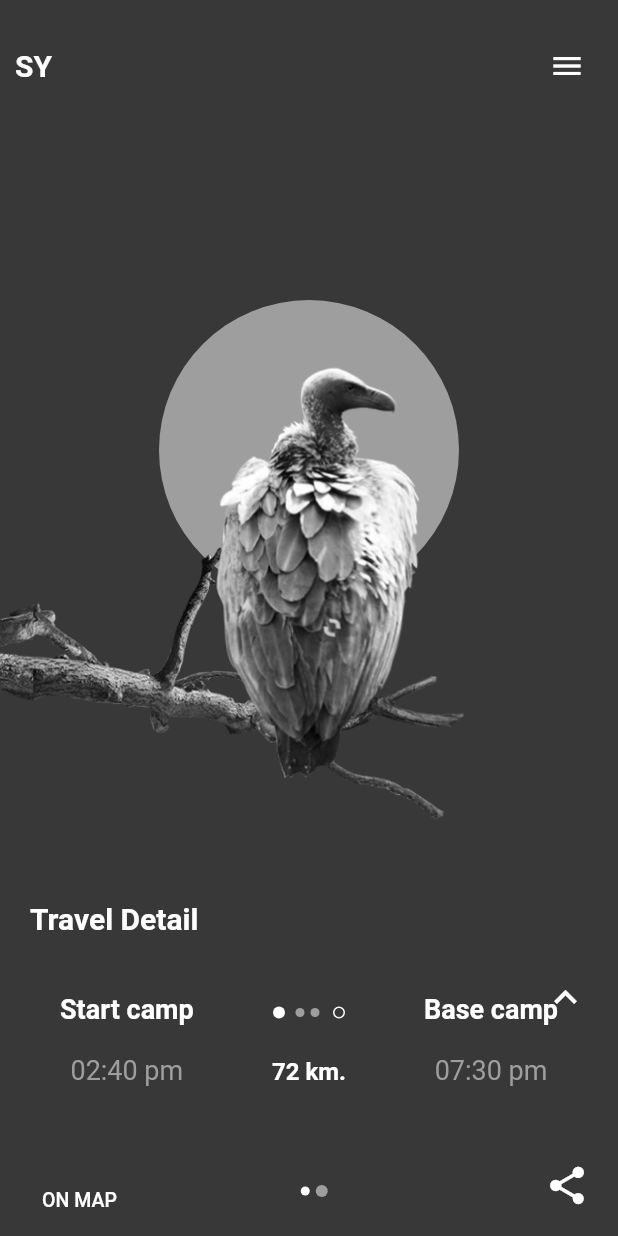
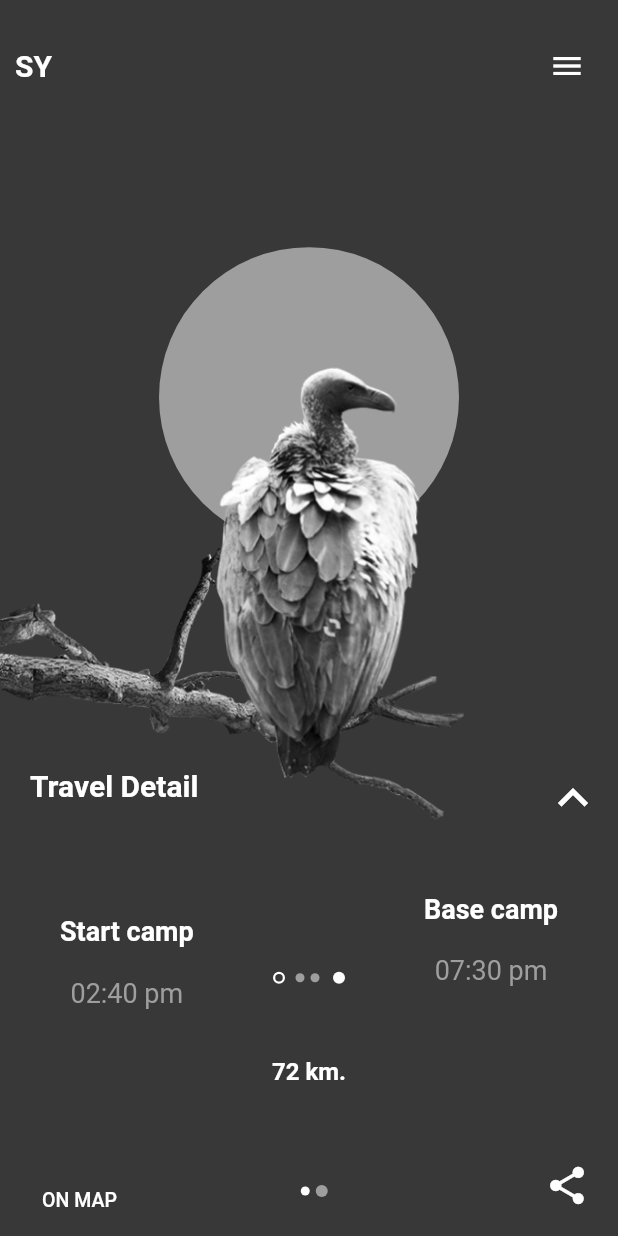
Before and after one commit to taylanyildiz/Travel-UI, a Flutter app: the screen it shows after launch, swiped to page 2, on a phone screen of 412 x 824 dp. Run offline on Flutter 3.47's test engine with Material 2 defaults, Android fonts, the light colour scheme and no system bars.

Commit message:
added vertical animation

```diff
--- a/lib/screens/home_screen.dart
+++ b/lib/screens/home_screen.dart
@@ -1,3 +1,5 @@
+import 'dart:math';
+
 import 'package:flutter/material.dart';
 import 'package:provider/provider.dart';
 
@@ -16,6 +18,9 @@ class HomeScreen extends StatefulWidget {
   _HomeScreenState createState() => _HomeScreenState();
 }
 
+double mainSquareSize(BuildContext context) =>
+    MediaQuery.of(context).size.height / 2;
+
 class _HomeScreenState extends State<HomeScreen> with TickerProviderStateMixin {
   late PageController _pageController;
 
@@ -27,7 +32,7 @@ class _HomeScreenState extends State<HomeScreen> with TickerProviderStateMixin {
     _pageController = PageController();
     _animationController = AnimationController(
       vsync: this,
-      duration: Duration(seconds: 1),
+      duration: Duration(seconds: 4),
     );
   }
 
@@ -37,23 +42,49 @@ class _HomeScreenState extends State<HomeScreen> with TickerProviderStateMixin {
     _pageController.dispose();
   }
 
-  _handleDragUpdate(detail) {}
+  double get maxHeight => mainSquareSize(context) + 32 + 24;
 
-  _handleDragEnd(detail) {}
+  void _handleDragUpdate(DragUpdateDetails details) {
+    _animationController.value -= details.primaryDelta! / maxHeight;
+  }
+
+  void _handleDragEnd(DragEndDetails details) {
+    if (_animationController.isAnimating ||
+        _animationController.status == AnimationStatus.completed) return;
+
+    final double flingVelocity =
+        details.velocity.pixelsPerSecond.dy / maxHeight;
+    if (flingVelocity < 0.0)
+      _animationController.fling(velocity: max(2.0, -flingVelocity));
+    else if (flingVelocity > 0.0)
+      _animationController.fling(velocity: min(-2.0, -flingVelocity));
+    else
+      _animationController.fling(
+          velocity: _animationController.value < 0.5 ? -2.0 : 2.0);
+  }
+
+  int currentPage = 0;
 
   @override
   Widget build(BuildContext context) {
+    bool isPage = false;
+    if (currentPage == 1) {
+      isPage = true;
+    } else {
+      isPage = false;
+    }
     return ListenableProvider.value(
       value: _animationController,
       child: Scaffold(
         body: SafeArea(
           child: GestureDetector(
-            onVerticalDragUpdate: _handleDragUpdate,
-            onVerticalDragEnd: _handleDragEnd,
+            onVerticalDragUpdate: isPage ? _handleDragUpdate : null,
+            onVerticalDragEnd: isPage ? _handleDragEnd : null,
             child: Stack(
               alignment: Alignment.centerLeft,
               children: [
                 PageView(
+                  onPageChanged: (page) => setState(() => currentPage = page),
                   controller: _pageController,
                   physics: ClampingScrollPhysics(),
                   children: [
@@ -67,11 +98,12 @@ class _HomeScreenState extends State<HomeScreen> with TickerProviderStateMixin {
                   indicatorColor: Colors.grey,
                   radius: 4.0,
                 ),
+                LeopardImage(controller: _pageController),
+                VultureImage(controller: _pageController),
                 CustomAppBar(),
                 ShareButton(),
-                LeopardImage(controller: _pageController),
-                VultureImage(controller: _pageController),
                 MoreWidget(),
+                VerticalDot(),
               ],
             ),
           ),
--- a/lib/screens/pages/leopard_page.dart
+++ b/lib/screens/pages/leopard_page.dart
@@ -28,8 +28,9 @@ class _The72Text extends AnimatedWidget {
   final PageController controller;
   @override
   Widget build(BuildContext context) {
+    final size = MediaQuery.of(context).size;
     return Positioned(
-      top: 150.0,
+      top: size.height / 8,
       child: Transform.translate(
         offset: Offset(-60 - 0.5 * (controller.offset), 0),
         child: RotatedBox(
@@ -70,7 +71,6 @@ class _LeopardDescription extends AnimatedWidget {
         child: Padding(
           padding: EdgeInsets.symmetric(horizontal: 5.0),
           child: Container(
-            height: size.height / 6,
             width: size.width,
             child: Column(
               crossAxisAlignment: CrossAxisAlignment.start,
@@ -79,7 +79,7 @@ class _LeopardDescription extends AnimatedWidget {
                   'Travel description',
                   style: TextStyle(
                     color: Colors.white,
-                    fontSize: 25.0,
+                    fontSize: 20.0,
                     fontWeight: FontWeight.bold,
                   ),
                 ),
--- a/lib/screens/pages/vulture_page.dart
+++ b/lib/screens/pages/vulture_page.dart
@@ -39,12 +39,15 @@ class _TravelDetailText extends AnimatedWidget {
 
   @override
   Widget build(BuildContext context) {
+    final size = MediaQuery.of(context).size;
     double opacitiy = 0.0;
     if (controller.position.hasContentDimensions) {
       opacitiy = controller.page!;
     }
+    return Consumer<AnimationController>(
+      builder: (context, animation, child) {
         return Positioned(
-      bottom: 200.0,
+          top: 100 + (1 - animation.value) * size.height / 2,
           left: max(0, 6 * opacitiy - 5) * 20.0,
           child: Opacity(
             opacity: max(0, 6 * opacitiy - 5),
@@ -57,6 +60,8 @@ class _TravelDetailText extends AnimatedWidget {
               ),
             ),
           ),
+        );
+      },
     );
   }
 }
@@ -142,12 +147,13 @@ class _StartCampDetail extends AnimatedWidget {
 
   @override
   Widget build(BuildContext context) {
+    final size = MediaQuery.of(context).size;
     double opacitiy = 0.0;
     if (controller.position.hasContentDimensions) {
       opacitiy = controller.page!;
     }
     return Positioned(
-      bottom: 100.0,
+      top: size.height / 1.35,
       left: max(0, 6 * opacitiy - 5) * 40.0,
       child: Opacity(
         opacity: max(0, 6 * opacitiy - 5),
@@ -186,12 +192,15 @@ class _BaseCamp extends AnimatedWidget {
 
   @override
   Widget build(BuildContext context) {
+    final size = MediaQuery.of(context).size;
     double opacitiy = 0.0;
     if (controller.position.hasContentDimensions) {
       opacitiy = controller.page!;
     }
+    return Consumer<AnimationController>(
+      builder: (context, animation, child) {
         return Positioned(
-      bottom: 100.0,
+          top: 150 + (1 - animation.value) * size.height / 1.85,
           right: max(0, 6 * opacitiy - 5) * 40.0,
           child: Opacity(
             opacity: max(0, 6 * opacitiy - 5),
@@ -217,6 +226,8 @@ class _BaseCamp extends AnimatedWidget {
             ),
           ),
         );
+      },
+    );
   }
 }
 
@@ -229,28 +240,37 @@ class _CenterCircle extends AnimatedWidget {
   final PageController controller;
   @override
   Widget build(BuildContext context) {
-    double opacity = 0.0;
+    final size = MediaQuery.of(context).size;
+    double spacer = 0.0;
+
+    return Consumer<AnimationController>(
+      builder: (context, animation, child) {
         if (controller.position.hasContentDimensions) {
-      opacity = max(0, 6 * controller.page! - 5);
+          spacer = max(0, (1 - animation.value) * 2 * controller.page! - 1);
         }
         return Positioned(
-      bottom: 145.0,
+          bottom: size.height / 4.9,
           child: Center(
             child: Opacity(
-          opacity: opacity,
+              opacity: max(0, 6 * controller.page! - 5),
               child: Stack(
                 children: [
-              Container(
-                margin: EdgeInsets.only(left: opacity * 40.0),
+                  Opacity(
+                    opacity: max(0, 1 - animation.value),
+                    child: Container(
+                      margin: EdgeInsets.only(left: spacer * 40.0),
                       decoration: BoxDecoration(
                         shape: BoxShape.circle,
-                  border: Border.all(color: Colors.white),
+                        color: Colors.white,
                       ),
                       height: 8.0,
                       width: 8.0,
                     ),
-              Container(
-                margin: EdgeInsets.only(left: opacity * 15.0),
+                  ),
+                  Opacity(
+                    opacity: max(0, 1 - animation.value),
+                    child: Container(
+                      margin: EdgeInsets.only(left: spacer * 15.0),
                       decoration: BoxDecoration(
                         shape: BoxShape.circle,
                         color: Colors.grey,
@@ -258,8 +278,11 @@ class _CenterCircle extends AnimatedWidget {
                       height: 8.0,
                       width: 6.0,
                     ),
-              Container(
-                margin: EdgeInsets.only(left: opacity * 25.0),
+                  ),
+                  Opacity(
+                    opacity: max(0, 1 - animation.value),
+                    child: Container(
+                      margin: EdgeInsets.only(left: spacer * 25.0),
                       decoration: BoxDecoration(
                         shape: BoxShape.circle,
                         color: Colors.grey,
@@ -267,10 +290,14 @@ class _CenterCircle extends AnimatedWidget {
                       height: 8.0,
                       width: 6.0,
                     ),
+                  ),
                   Container(
                     margin: EdgeInsets.only(left: 0.0),
                     decoration: BoxDecoration(
+                      border: Border.all(
                         color: Colors.white,
+                        width: 1.5,
+                      ),
                       shape: BoxShape.circle,
                     ),
                     height: 8.0,
@@ -281,5 +308,7 @@ class _CenterCircle extends AnimatedWidget {
             ),
           ),
         );
+      },
+    );
   }
 }
--- a/lib/widgets/circle_animation.dart
+++ b/lib/widgets/circle_animation.dart
@@ -1,6 +1,7 @@
 import 'dart:math';
 
 import 'package:flutter/material.dart';
+import 'package:provider/provider.dart';
 
 class CircleAnimation extends AnimatedWidget {
   CircleAnimation({
@@ -12,15 +13,18 @@ class CircleAnimation extends AnimatedWidget {
 
   @override
   Widget build(BuildContext context) {
+    final size = MediaQuery.of(context).size;
     double value = 0.0;
     if (controller.position.hasContentDimensions) {
       value = controller.page!;
     }
+    return Consumer<AnimationController>(
+      builder: (context, animation, child) {
         return Positioned(
-      top: 200.0,
+          top: size.height / 5,
           child: Center(
             child: Transform.scale(
-          scale: max(0.0, 5 * value - 4),
+              scale: (1 - animation.value) * max(0.0, 5 * value - 4),
               child: Container(
                 height: 200.0,
                 width: 200.0,
@@ -32,5 +36,7 @@ class CircleAnimation extends AnimatedWidget {
             ),
           ),
         );
+      },
+    );
   }
 }
--- a/lib/widgets/leopard_image.dart
+++ b/lib/widgets/leopard_image.dart
@@ -1,4 +1,5 @@
 import 'package:flutter/material.dart';
+import 'package:provider/provider.dart';
 
 class LeopardImage extends AnimatedWidget {
   LeopardImage({
@@ -8,16 +9,24 @@ class LeopardImage extends AnimatedWidget {
   final PageController controller;
   @override
   Widget build(BuildContext context) {
+    final size = MediaQuery.of(context).size;
     double offset = 0.0;
     if (controller.position.hasContentDimensions) {
       offset = controller.offset;
     }
-    return Positioned(
-      width: MediaQuery.of(context).size.width * 1.6,
-      left: -offset * .85,
-      child: IgnorePointer(
-        child: Image.asset('assets/images/leopard.png'),
-      ),
+    return Consumer<AnimationController>(
+      builder: (context, animation, child) {
+        return Positioned(
+          width: (1 - animation.value * .05) * size.width * 1.6,
+          left: -offset * .85 * (1 - animation.value * .07),
+          child: IgnorePointer(
+            child: Opacity(
+              opacity: 1 - 0.6 * animation.value,
+              child: Image.asset('assets/images/leopard.png'),
+            ),
+          ),
+        );
+      },
     );
   }
 }
--- a/lib/widgets/more_widget.dart
+++ b/lib/widgets/more_widget.dart
@@ -1,3 +1,5 @@
+import 'dart:math';
+
 import 'package:flutter/material.dart';
 import 'package:provider/provider.dart';
 
@@ -9,21 +11,22 @@ class MoreWidget extends StatefulWidget {
 class _MoreWidgetState extends State<MoreWidget> {
   @override
   Widget build(BuildContext context) {
+    final size = MediaQuery.of(context).size;
     return Consumer<AnimationController>(
       builder: (context, animation, child) {
         return Positioned(
-          top: (1 - animation.value) * 650.0,
-          right: 20.0,
-          child: child!,
+          top: 100 + (1 - animation.value) * size.height / 2,
+          right: 10.0,
+          child: Transform.rotate(
+            angle: animation.drive(Tween(begin: 0.0, end: pi)).value,
+            child: Icon(
+              Icons.keyboard_arrow_up,
+              color: Colors.white,
+              size: 40.0,
+            ),
+          ),
         );
       },
-      child: GestureDetector(
-        child: Icon(
-          Icons.keyboard_arrow_up,
-          color: Colors.white,
-          size: 30.0,
-        ),
-      ),
     );
   }
 }
--- a/lib/widgets/vulture_image.dart
+++ b/lib/widgets/vulture_image.dart
@@ -1,4 +1,5 @@
 import 'package:flutter/material.dart';
+import 'package:provider/provider.dart';
 
 class VultureImage extends AnimatedWidget {
   VultureImage({
@@ -14,17 +15,27 @@ class VultureImage extends AnimatedWidget {
     if (controller.position.hasContentDimensions) {
       offset = controller.offset;
     }
+    return Consumer<AnimationController>(
+      builder: (context, animation, child) {
         return Positioned(
-      left: 1.2 * MediaQuery.of(context).size.width - offset * .85,
+          left: (1.2 * MediaQuery.of(context).size.width - offset * .85) *
+              (1 - animation.value * .01),
           child: IgnorePointer(
             child: Padding(
               padding: const EdgeInsets.only(bottom: 60.0),
+              child: Opacity(
+                opacity: 1 - 0.6 * animation.value,
                 child: Image.asset(
                   'assets/images/vulture.png',
-            height: MediaQuery.of(context).size.height / 3,
+                  height: (1 - animation.value * .08) *
+                      MediaQuery.of(context).size.height /
+                      3,
+                ),
               ),
             ),
           ),
         );
+      },
+    );
   }
 }
--- a/lib/widgets/widget.dart
+++ b/lib/widgets/widget.dart
@@ -5,3 +5,4 @@ export 'vulture_image.dart';
 export 'page_indicator.dart';
 export 'more_widget.dart';
 export 'circle_animation.dart';
+export 'vertical_dot.dart';
```
Also changed, not shown: lib/widgets/vertical_dot.dart (added, +120 -0 lines). Lines whose indentation alone changed are shown as unchanged.
